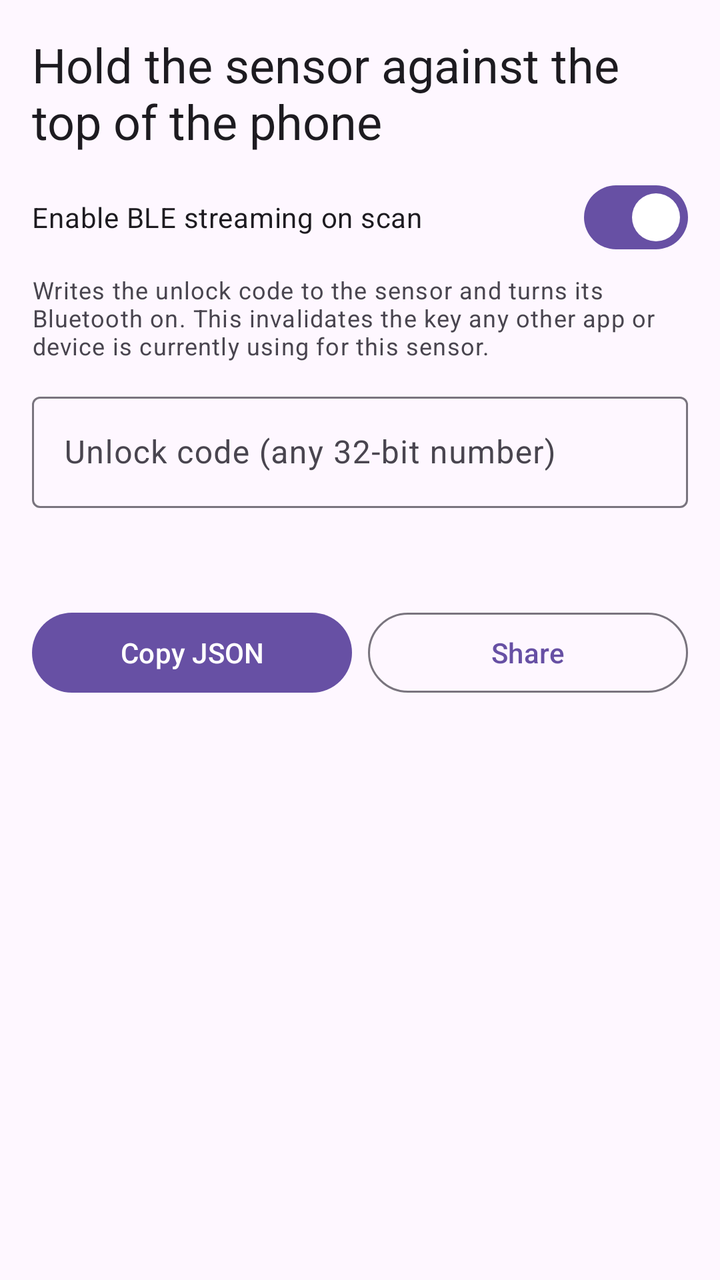
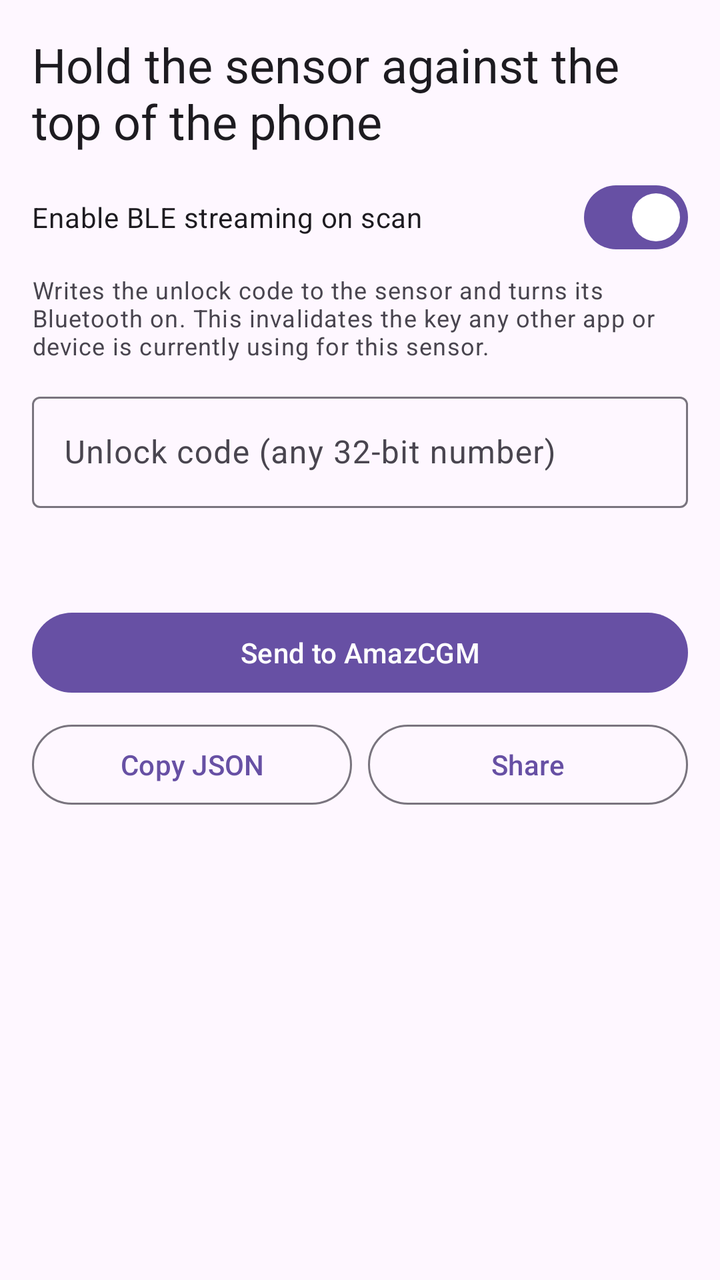

The first picture is an Android layout as it rendered before a commit; the second is the same layout after the commit. The layout source and the unified diff follow.
<!-- AndroidManifest.xml: application theme Theme.Libre2Key -->
<!-- res/layout/activity_main.xml -->
<?xml version="1.0" encoding="utf-8"?>
<ScrollView xmlns:android="http://schemas.android.com/apk/res/android"
    android:layout_width="match_parent"
    android:layout_height="match_parent"
    android:fillViewport="true">

    <LinearLayout
        android:layout_width="match_parent"
        android:layout_height="wrap_content"
        android:orientation="vertical"
        android:padding="16dp">

        <TextView
            android:id="@+id/status"
            android:layout_width="match_parent"
            android:layout_height="wrap_content"
            android:paddingBottom="8dp"
            android:text="@string/ready"
            android:textAppearance="?attr/textAppearanceHeadlineSmall" />

        <TextView
            android:id="@+id/glucose"
            android:layout_width="match_parent"
            android:layout_height="wrap_content"
            android:paddingBottom="4dp"
            android:textAppearance="?attr/textAppearanceHeadlineMedium"
            android:visibility="gone" />

        <TextView
            android:id="@+id/serverStatus"
            android:layout_width="match_parent"
            android:layout_height="wrap_content"
            android:paddingBottom="12dp"
            android:textAppearance="?attr/textAppearanceBodySmall"
            android:visibility="gone" />

        <com.google.android.material.materialswitch.MaterialSwitch
            android:id="@+id/enableStreaming"
            android:layout_width="match_parent"
            android:layout_height="wrap_content"
            android:checked="true"
            android:text="@string/enable_streaming" />

        <TextView
            android:id="@+id/enableStreamingHint"
            android:layout_width="match_parent"
            android:layout_height="wrap_content"
            android:paddingTop="4dp"
            android:paddingBottom="12dp"
            android:text="@string/enable_streaming_hint_on"
            android:textAppearance="?attr/textAppearanceBodySmall" />

        <com.google.android.material.textfield.TextInputLayout
            android:layout_width="match_parent"
            android:layout_height="wrap_content"
            android:hint="@string/unlock_code"
            style="@style/Widget.Material3.TextInputLayout.OutlinedBox">

            <com.google.android.material.textfield.TextInputEditText
                android:id="@+id/unlockCode"
                android:layout_width="match_parent"
                android:layout_height="wrap_content"
                android:inputType="number" />

        </com.google.android.material.textfield.TextInputLayout>

        <TextView
            android:id="@+id/report"
            android:layout_width="match_parent"
            android:layout_height="wrap_content"
            android:paddingTop="16dp"
            android:fontFamily="monospace"
            android:textIsSelectable="true"
            android:textSize="12sp" />

        <LinearLayout
            android:layout_width="match_parent"
            android:layout_height="wrap_content"
            android:paddingTop="16dp"
            android:orientation="horizontal">

            <com.google.android.material.button.MaterialButton
                android:id="@+id/copyButton"
                android:layout_width="0dp"
                android:layout_height="wrap_content"
                android:layout_weight="1"
                android:layout_marginEnd="8dp"
                android:text="@string/copy_json" />

            <com.google.android.material.button.MaterialButton
                android:id="@+id/shareButton"
                style="@style/Widget.Material3.Button.OutlinedButton"
                android:layout_width="0dp"
                android:layout_height="wrap_content"
                android:layout_weight="1"
                android:text="@string/share" />

        </LinearLayout>

    </LinearLayout>

</ScrollView>
<!-- resources referenced by this layout -->
<resources>
  <string name="copy_json">Copy JSON</string>
  <string name="enable_streaming">Enable BLE streaming on scan</string>
  <string name="enable_streaming_hint_on">Writes the unlock code to the sensor and turns its Bluetooth on. This invalidates the key any other app or device is currently using for this sensor.</string>
  <string name="ready">Hold the sensor against the top of the phone</string>
  <string name="share">Share</string>
  <string name="unlock_code">Unlock code (any 32-bit number)</string>
  <style name="Theme.Libre2Key" parent="Theme.Material3.DayNight.NoActionBar">
          <item name="android:statusBarColor" tools:targetApi="l">?attr/colorSurface</item>
      </style>
</resources>

<!-- the commit's change to res/layout/activity_main.xml (unified diff, before → after) -->
@@ -73,14 +73,22 @@
             android:textIsSelectable="true"
             android:textSize="12sp" />
 
+        <com.google.android.material.button.MaterialButton
+            android:id="@+id/sendWatchButton"
+            android:layout_width="match_parent"
+            android:layout_height="wrap_content"
+            android:layout_marginTop="16dp"
+            android:text="@string/send_to_amazcgm" />
+
         <LinearLayout
             android:layout_width="match_parent"
             android:layout_height="wrap_content"
-            android:paddingTop="16dp"
+            android:paddingTop="8dp"
             android:orientation="horizontal">
 
             <com.google.android.material.button.MaterialButton
                 android:id="@+id/copyButton"
+                style="@style/Widget.Material3.Button.OutlinedButton"
                 android:layout_width="0dp"
                 android:layout_height="wrap_content"
                 android:layout_weight="1"
<!-- resource entries referenced after the edit -->
@@ -4,6 +4,7 @@
   <string name="enable_streaming">Enable BLE streaming on scan</string>
   <string name="enable_streaming_hint_on">Writes the unlock code to the sensor and turns its Bluetooth on. This invalidates the key any other app or device is currently using for this sensor.</string>
   <string name="ready">Hold the sensor against the top of the phone</string>
+  <string name="send_to_amazcgm">Send to AmazCGM</string>
   <string name="share">Share</string>
   <string name="unlock_code">Unlock code (any 32-bit number)</string>
   <style name="Theme.Libre2Key" parent="Theme.Material3.DayNight.NoActionBar">
